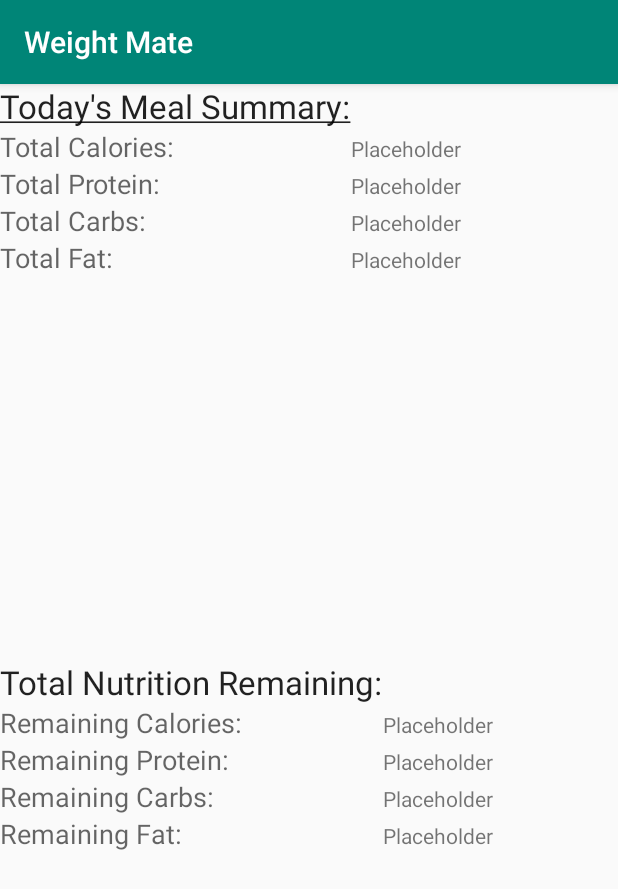
After one commit to yianniw/Weight-Mate, an Android app: the ListMealActivity screen opened directly, with no data from a screen before it, on a phone screen of 412 x 824 dp. The commit adds this screen. Shown: the top 889 px of the screen. Run offline under Robolectric (Android 15) with nearby library versions, the phone set to English and light mode, and no system bars.

Commit message:
Added structure for the listmeal page. Still need to add in placeholder values. Currently displays Todays total's for calories and macro's, as well as remainders. Need to add in a scrollview? to display the day's meals.

```diff
--- a/app/build.gradle
+++ b/app/build.gradle
@@ -27,4 +27,5 @@ dependencies {
     androidTestImplementation 'androidx.test.ext:junit:1.1.0'
     androidTestImplementation 'androidx.test.espresso:espresso-core:3.1.1'
     implementation 'androidx.gridlayout:gridlayout:1.0.0'
+    implementation 'androidx.recyclerview:recyclerview:1.1.0'
 }
--- /dev/null
+++ b/app/src/main/java/edu/fsu/cs/weightmate/ListMealActivity.java
@@ -0,0 +1,46 @@
+package edu.fsu.cs.weightmate;
+
+import androidx.appcompat.app.AppCompatActivity;
+
+import android.os.Bundle;
+import android.widget.TextView;
+
+public class ListMealActivity extends AppCompatActivity {
+
+    TextView totalCalories;
+    TextView totalProtein;
+    TextView totalCarbs;
+    TextView totalFat;
+
+    TextView remainingCalories;
+    TextView remainingProtein;
+    TextView remainingCarbs;
+    TextView remainingFat;
+
+    @Override
+    protected void onCreate(Bundle savedInstanceState) {
+        super.onCreate(savedInstanceState);
+        setContentView(R.layout.activity_list_meal);
+
+        //Setup our TextViews
+        //These display the amounts next to the title
+        //Today's Total
+        totalCalories = findViewById(R.id.listmealTotalCalories);
+        totalProtein = findViewById(R.id.listMealTotalProtein);
+        totalCarbs = findViewById(R.id.listMealTotalCarbs);
+        totalFat = findViewById(R.id.listMealTotalFat);
+
+        //Today's Remaining
+        remainingCalories = findViewById(R.id.listmealTotalCalories2);
+        remainingProtein = findViewById(R.id.listMealTotalProtein2);
+        remainingCarbs = findViewById(R.id.listMealTotalCarbs2);
+        remainingFat = findViewById(R.id.listMealTotalFat2);
+
+        //Here is where we would import today's total and calculate the remainder using
+        //User Information, for now we will use placeholders until other components are
+        //setup
+
+
+
+    }
+}
--- a/app/src/main/java/edu/fsu/cs/weightmate/MainActivity.java
+++ b/app/src/main/java/edu/fsu/cs/weightmate/MainActivity.java
@@ -14,11 +14,23 @@ public class MainActivity extends AppCompatActivity {
         setContentView(R.layout.activity_main);
 
         //startProfile();
+        //startListMeal();
     }
 
     // test function to launch ProfileActivity
     private void startProfile() {
         Intent intent = new Intent(MainActivity.this, ProfileActivity.class);
+        startActivity(intent);
+    }
+    //Function to switch to AddMealActivity for development purposes
+    private void startAddMeal(){
+        Intent intent = new Intent(MainActivity.this, AddMealActivity.class);
+        startActivity(intent);
+    }
+
+    //Function to switch to ListMealActivity for development purposes
+    private void startListMeal(){
+        Intent intent = new Intent(MainActivity.this, ListMealActivity.class);
         startActivity(intent);
     }
 
--- /dev/null
+++ b/app/src/main/res/layout/activity_list_meal.xml
@@ -0,0 +1,193 @@
+<?xml version="1.0" encoding="utf-8"?>
+<LinearLayout xmlns:android="http://schemas.android.com/apk/res/android"
+    xmlns:app="http://schemas.android.com/apk/res-auto"
+    xmlns:tools="http://schemas.android.com/tools"
+    android:layout_width="match_parent"
+    android:layout_height="match_parent"
+    android:orientation="vertical"
+    tools:context=".ListMealActivity">
+
+    <TableLayout
+        android:layout_width="match_parent"
+        android:layout_height="match_parent"
+        android:layout_weight="1">
+
+        <TableRow
+            android:layout_width="match_parent"
+            android:layout_height="match_parent">
+
+            <TextView
+                android:id="@+id/listmeal_Title"
+                android:layout_width="match_parent"
+                android:layout_height="wrap_content"
+                android:layout_weight="1"
+                android:text="@string/listMealTitle1"
+                android:textAppearance="@style/TextAppearance.AppCompat.Large" />
+        </TableRow>
+
+        <TableRow
+            android:layout_width="wrap_content"
+            android:layout_height="25dp" >
+
+            <TextView
+                android:id="@+id/listmealTitleCalories"
+                android:layout_width="164dp"
+                android:layout_height="wrap_content"
+                android:text="Total Calories:"
+                android:textAppearance="@style/TextAppearance.AppCompat.Medium" />
+
+            <TextView
+                android:id="@+id/listmealTotalCalories"
+                android:layout_width="wrap_content"
+                android:layout_height="wrap_content"
+                android:text="@string/listMealPlaceholder" />
+
+        </TableRow>
+
+        <TableRow
+            android:layout_width="match_parent"
+            android:layout_height="match_parent" >
+
+            <TextView
+                android:id="@+id/listMealTitleProtein"
+                android:layout_width="wrap_content"
+                android:layout_height="wrap_content"
+                android:text="Total Protein:"
+                android:textAppearance="@style/TextAppearance.AppCompat.Medium" />
+
+            <TextView
+                android:id="@+id/listMealTotalProtein"
+                android:layout_width="wrap_content"
+                android:layout_height="wrap_content"
+                android:text="@string/listMealPlaceholder" />
+        </TableRow>
+
+        <TableRow
+            android:layout_width="match_parent"
+            android:layout_height="match_parent" >
+
+            <TextView
+                android:id="@+id/listMealTitleCarbs"
+                android:layout_width="wrap_content"
+                android:layout_height="wrap_content"
+                android:text="Total Carbs:"
+                android:textAppearance="@style/TextAppearance.AppCompat.Medium" />
+
+            <TextView
+                android:id="@+id/listMealTotalCarbs"
+                android:layout_width="wrap_content"
+                android:layout_height="wrap_content"
+                android:text="@string/listMealPlaceholder" />
+        </TableRow>
+
+        <TableRow
+            android:layout_width="match_parent"
+            android:layout_height="match_parent" >
+
+            <TextView
+                android:id="@+id/listMealTitleFat"
+                android:layout_width="wrap_content"
+                android:layout_height="wrap_content"
+                android:text="Total Fat:"
+                android:textAppearance="@style/TextAppearance.AppCompat.Medium" />
+
+            <TextView
+                android:id="@+id/listMealTotalFat"
+                android:layout_width="wrap_content"
+                android:layout_height="wrap_content"
+                android:text="@string/listMealPlaceholder" />
+        </TableRow>
+    </TableLayout>
+
+    <TableLayout
+        android:layout_width="match_parent"
+        android:layout_height="match_parent"
+        android:layout_weight="1">
+
+        <TableRow
+            android:layout_width="match_parent"
+            android:layout_height="match_parent" >
+
+            <TextView
+                android:id="@+id/listmeal_Title2"
+                android:layout_width="match_parent"
+                android:layout_height="wrap_content"
+                android:layout_weight="1"
+                android:text="Total Nutrition Remaining:"
+                android:textAppearance="@style/TextAppearance.AppCompat.Large" />
+        </TableRow>
+
+        <TableRow
+            android:layout_width="match_parent"
+            android:layout_height="match_parent" >
+
+            <TextView
+                android:id="@+id/listmealTitleCalories2"
+                android:layout_width="wrap_content"
+                android:layout_height="wrap_content"
+                android:text="Remaining Calories:"
+                android:textAppearance="@style/TextAppearance.AppCompat.Medium" />
+
+            <TextView
+                android:id="@+id/listmealTotalCalories2"
+                android:layout_width="wrap_content"
+                android:layout_height="wrap_content"
+                android:text="@string/listMealPlaceholder" />
+        </TableRow>
+
+        <TableRow
+            android:layout_width="match_parent"
+            android:layout_height="match_parent" >
+
+            <TextView
+                android:id="@+id/listMealTitleProtein2"
+                android:layout_width="wrap_content"
+                android:layout_height="wrap_content"
+                android:text="Remaining Protein:"
+                android:textAppearance="@style/TextAppearance.AppCompat.Medium" />
+
+            <TextView
+                android:id="@+id/listMealTotalProtein2"
+                android:layout_width="wrap_content"
+                android:layout_height="wrap_content"
+                android:text="@string/listMealPlaceholder" />
+        </TableRow>
+
+        <TableRow
+            android:layout_width="match_parent"
+            android:layout_height="match_parent" >
+
+            <TextView
+                android:id="@+id/listMealTitleCarbs2"
+                android:layout_width="wrap_content"
+                android:layout_height="wrap_content"
+                android:text="Remaining Carbs:"
+                android:textAppearance="@style/TextAppearance.AppCompat.Medium" />
+
+            <TextView
+                android:id="@+id/listMealTotalCarbs2"
+                android:layout_width="wrap_content"
+                android:layout_height="wrap_content"
+                android:text="@string/listMealPlaceholder" />
+        </TableRow>
+
+        <TableRow
+            android:layout_width="match_parent"
+            android:layout_height="match_parent">
+
+            <TextView
+                android:id="@+id/listMealTitleFat2"
+                android:layout_width="wrap_content"
+                android:layout_height="wrap_content"
+                android:text="Remaining Fat:"
+                android:textAppearance="@style/TextAppearance.AppCompat.Medium" />
+
+            <TextView
+                android:id="@+id/listMealTotalFat2"
+                android:layout_width="wrap_content"
+                android:layout_height="wrap_content"
+                android:text="@string/listMealPlaceholder" />
+        </TableRow>
+    </TableLayout>
+
+</LinearLayout>
--- a/app/src/main/res/values/strings.xml
+++ b/app/src/main/res/values/strings.xml
@@ -1,37 +1,41 @@
 <resources>
     <string name="app_name">Weight Mate</string>
 
-    <string-array name = "Goals">
+    <string name="profile_name">Toby Flenderson</string>
+    <string name="profile_weight_current">Weight:</string>
+
+
+    <string name="profile_weight_placeholder">150.0</string>
+    <string name="profile_weight_goal">Goal:</string>
+    <string name="profile_start_date">Start Date:</string>
+    <string name="profile_date_placeholder">01/01/1970</string>
+    <string name="profile_goals">Goal Tracker</string>
+    <string name="profile_stats">Stats</string>
+
+    <string name="profile_log_view">View Meal Log</string>
+    <string name="profile_log_edit">Edit Meal Log</string>
+    <string name="profile_settings">Settings</string>
+    <string name="profile_logout">Logout</string>
+
+
+    <string name="units_freedom">lbs</string>
+    <string name="units_metric">kgs</string>
+
+
+    <string name="listMealPlaceholder">Placeholder</string>
+    <string name="listMealTitle1"><u>Today\'s Meal Summary:</u></string>
+
+    <string name="edit">Edit</string>
+    <string-array name="Goals">
         <item>Maintain Weight</item>
         <item>Lose Weight</item>
         <item>Gain Weight</item>
     </string-array>
-     <string-array name = "ActivityLevels">
+    <string-array name="ActivityLevels">
         <item>Sedentary</item>
         <item>Lightly Active</item>
         <item>Moderately Active</item>
         <item>Very Active</item>
     </string-array>
 
-
-    <string name="profile_name">Toby Flenderson</string>
-    <string name="profile_weight_current">Weight:</string>
-    <string name="profile_weight_placeholder">150.0</string>
-    <string name="profile_weight_goal">Goal:</string>
-    <string name="profile_start_date">Start Date:</string>
-    <string name="profile_date_placeholder">01/01/1970</string>
-
-    <string name="profile_goals">Goal Tracker</string>
-    <string name="profile_stats">Stats</string>
-    <string name="profile_log_view">View Meal Log</string>
-    <string name="profile_log_edit">Edit Meal Log</string>
-
-
-    <string name="profile_settings">Settings</string>
-    <string name="profile_logout">Logout</string>
-
-    <string name="units_freedom">lbs</string>
-    <string name="units_metric">kgs</string>
-    <string name="edit">Edit</string>
-
 </resources>
```
Also changed, not shown: app/src/main/AndroidManifest.xml (+4 -3 lines).
